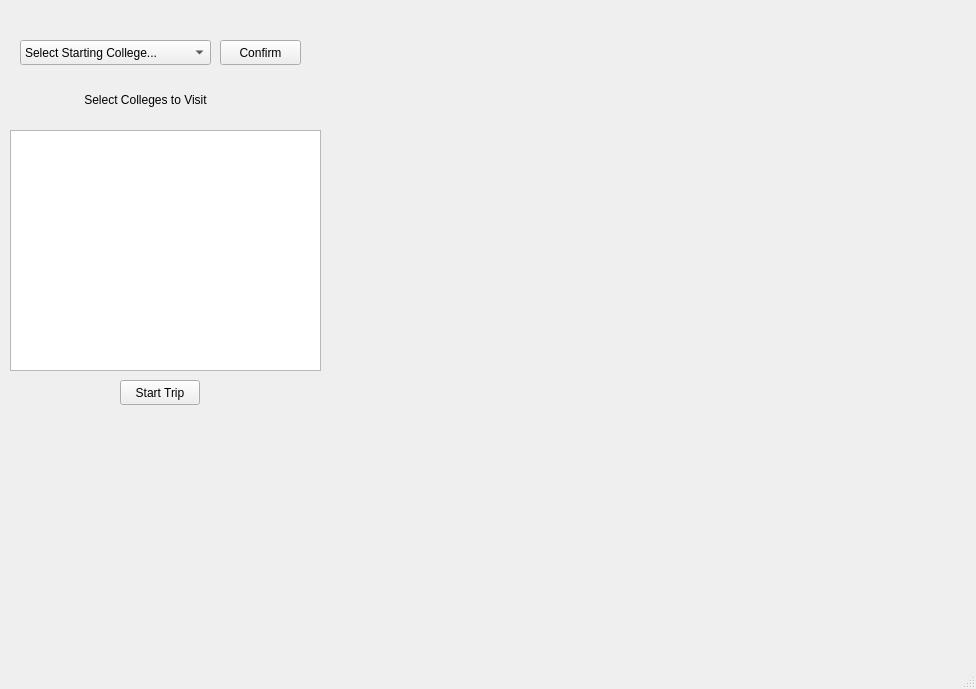
Above: customtripwindow.ui from Cleru15/college_tour_app before the change. Below: the same form after it.
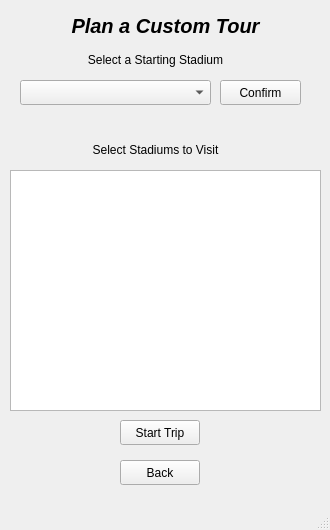
That is the form after the change.

Patch:
```diff
--- a/customtripwindow.ui
+++ b/customtripwindow.ui
@@ -6,8 +6,8 @@
    <rect>
     <x>0</x>
     <y>0</y>
-    <width>976</width>
-    <height>689</height>
+    <width>330</width>
+    <height>530</height>
    </rect>
   </property>
   <property name="windowTitle">
@@ -18,72 +18,17 @@
     <property name="geometry">
      <rect>
       <x>20</x>
-      <y>40</y>
+      <y>80</y>
       <width>191</width>
       <height>25</height>
      </rect>
     </property>
-    <item>
-     <property name="text">
-      <string>Select Starting College...</string>
-     </property>
-    </item>
-    <item>
-     <property name="text">
-      <string>Arizona State University</string>
-     </property>
-    </item>
-    <item>
-     <property name="text">
-      <string>Northwestern</string>
-     </property>
-    </item>
-    <item>
-     <property name="text">
-      <string>Ohio State University</string>
-     </property>
-    </item>
-    <item>
-     <property name="text">
-      <string>Saddleback College</string>
-     </property>
-    </item>
-    <item>
-     <property name="text">
-      <string>University of Michigan</string>
-     </property>
-    </item>
-    <item>
-     <property name="text">
-      <string>University of California, Irvine (UCI)</string>
-     </property>
-    </item>
-    <item>
-     <property name="text">
-      <string>University of California, Los Angeles (UCLA)</string>
-     </property>
-    </item>
-    <item>
-     <property name="text">
-      <string>University of Oregon</string>
-     </property>
-    </item>
-    <item>
-     <property name="text">
-      <string>University of the Pacific</string>
-     </property>
-    </item>
-    <item>
-     <property name="text">
-      <string>University of Wisconsin</string>
-     </property>
-    </item>
    </widget>
    <widget class="QPushButton" name="confirmButtonCT">
     <property name="geometry">
      <rect>
       <x>220</x>
-      <y>40</y>
+      <y>80</y>
       <width>81</width>
       <height>25</height>
      </rect>
@@ -95,14 +40,14 @@
    <widget class="QLabel" name="label_2">
     <property name="geometry">
      <rect>
-      <x>60</x>
-      <y>90</y>
+      <x>70</x>
+      <y>140</y>
       <width>171</width>
       <height>20</height>
      </rect>
     </property>
     <property name="text">
-     <string>Select Colleges to Visit</string>
+     <string>Select Stadiums to Visit</string>
     </property>
     <property name="alignment">
      <set>Qt::AlignmentFlag::AlignCenter</set>
@@ -112,7 +57,7 @@
     <property name="geometry">
      <rect>
       <x>120</x>
-      <y>380</y>
+      <y>420</y>
       <width>80</width>
       <height>25</height>
      </rect>
@@ -125,12 +70,64 @@
     <property name="geometry">
      <rect>
       <x>10</x>
-      <y>130</y>
+      <y>170</y>
       <width>311</width>
       <height>241</height>
      </rect>
     </property>
    </widget>
+   <widget class="QPushButton" name="backButtCT">
+    <property name="geometry">
+     <rect>
+      <x>120</x>
+      <y>460</y>
+      <width>80</width>
+      <height>25</height>
+     </rect>
+    </property>
+    <property name="text">
+     <string>Back</string>
+    </property>
+   </widget>
+   <widget class="QLabel" name="subtitle1CT">
+    <property name="geometry">
+     <rect>
+      <x>70</x>
+      <y>50</y>
+      <width>171</width>
+      <height>20</height>
+     </rect>
+    </property>
+    <property name="text">
+     <string>Select a Starting Stadium</string>
+    </property>
+    <property name="alignment">
+     <set>Qt::AlignmentFlag::AlignCenter</set>
+    </property>
+   </widget>
+   <widget class="QLabel" name="titleCT">
+    <property name="geometry">
+     <rect>
+      <x>60</x>
+      <y>10</y>
+      <width>211</width>
+      <height>31</height>
+     </rect>
+    </property>
+    <property name="font">
+     <font>
+      <pointsize>15</pointsize>
+      <italic>true</italic>
+      <bold>true</bold>
+     </font>
+    </property>
+    <property name="text">
+     <string>Plan a Custom Tour</string>
+    </property>
+    <property name="alignment">
+     <set>Qt::AlignmentFlag::AlignCenter</set>
+    </property>
+   </widget>
   </widget>
   <widget class="QMenuBar" name="menubar">
    <property name="geometry">
```
Left out of the diff: 8 changed lines with no effect on the pictures.
